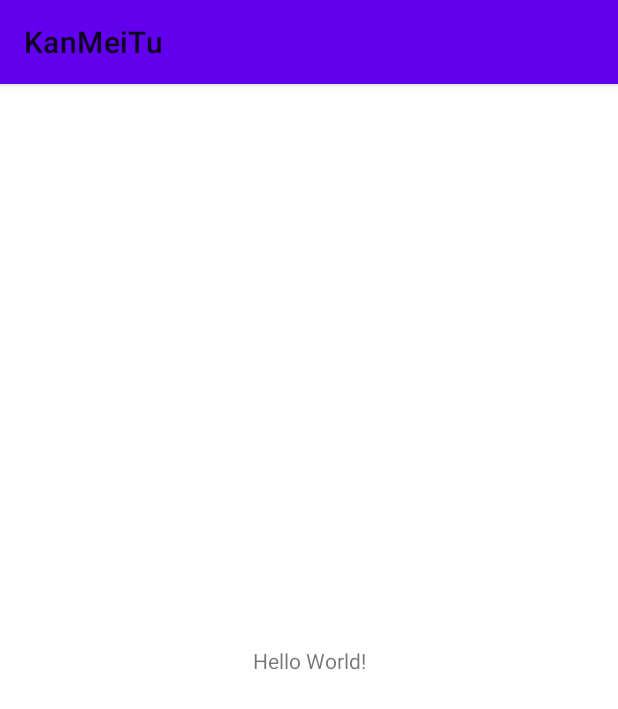
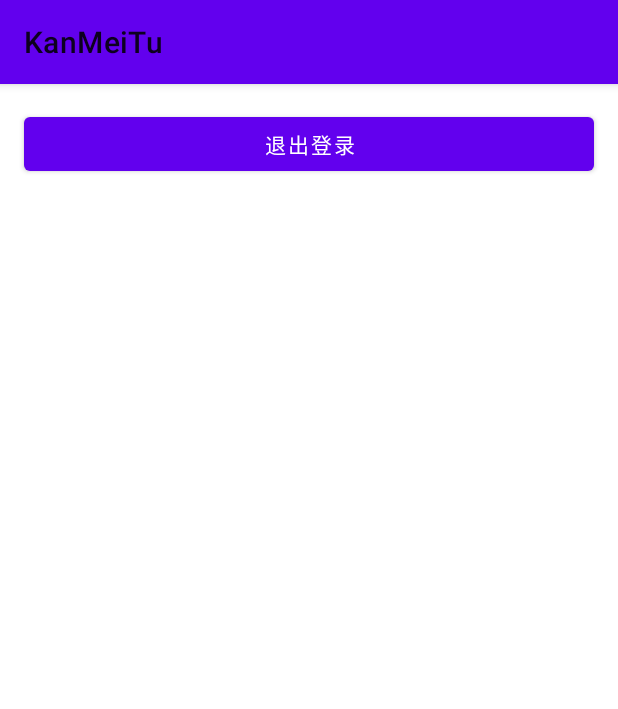
Before and after one commit to ixuea-study/QuickAndroidCourse3, an Android app: the MainActivity screen opened directly, with no data from a screen before it, on a phone screen of 412 x 824 dp. Shown: the top 709 px of the screen. Run offline under Robolectric (Android 15) with nearby library versions, the phone set to English and light mode, and no system bars.

Commit message:
6834 Add logout.

```diff
--- a/code/video/KanMeiTu/app/src/main/java/com/ixuea/courses/kanmeitu/MainActivity.java
+++ b/code/video/KanMeiTu/app/src/main/java/com/ixuea/courses/kanmeitu/MainActivity.java
@@ -2,13 +2,39 @@ package com.ixuea.courses.kanmeitu;
 
 import androidx.appcompat.app.AppCompatActivity;
 
+import android.content.Intent;
 import android.os.Bundle;
+import android.view.View;
+
+import com.ixuea.courses.kanmeitu.activity.LoginActivity;
+import com.ixuea.courses.kanmeitu.util.PreferencesUtil;
 
 public class MainActivity extends AppCompatActivity {
+
+    private PreferencesUtil sp;
 
     @Override
     protected void onCreate(Bundle savedInstanceState) {
         super.onCreate(savedInstanceState);
         setContentView(R.layout.activity_main);
+
+        sp = PreferencesUtil.getInstance(this);
+
+        //退出登录
+        findViewById(R.id.primary).setOnClickListener(new View.OnClickListener() {
+            @Override
+            public void onClick(View v) {
+                //清除登录标记
+                sp.setLogin(false);
+
+                //退出后，跳转到登录界面
+                //当然大家可以根据业务逻辑调整
+                Intent intent = new Intent(MainActivity.this, LoginActivity.class);
+                startActivity(intent);
+
+                //关闭
+                finish();
+            }
+        });
     }
 }
--- a/code/video/KanMeiTu/app/src/main/res/layout/activity_main.xml
+++ b/code/video/KanMeiTu/app/src/main/res/layout/activity_main.xml
@@ -1,18 +1,15 @@
 <?xml version="1.0" encoding="utf-8"?>
-<androidx.constraintlayout.widget.ConstraintLayout xmlns:android="http://schemas.android.com/apk/res/android"
+<LinearLayout xmlns:android="http://schemas.android.com/apk/res/android"
     xmlns:app="http://schemas.android.com/apk/res-auto"
     xmlns:tools="http://schemas.android.com/tools"
     android:layout_width="match_parent"
     android:layout_height="match_parent"
     tools:context=".MainActivity">
 
-    <TextView
-        android:layout_width="wrap_content"
-        android:layout_height="wrap_content"
-        android:text="Hello World!"
-        app:layout_constraintBottom_toBottomOf="parent"
-        app:layout_constraintEnd_toEndOf="parent"
-        app:layout_constraintStart_toStartOf="parent"
-        app:layout_constraintTop_toTopOf="parent" />
-
-</androidx.constraintlayout.widget.ConstraintLayout>
+    <Button
+        android:layout_margin="16dp"
+        android:id="@+id/primary"
+        android:text="@string/logout"
+        android:layout_width="match_parent"
+        android:layout_height="wrap_content"/>
+</LinearLayout>
--- a/code/video/KanMeiTu/app/src/main/res/values/strings.xml
+++ b/code/video/KanMeiTu/app/src/main/res/values/strings.xml
@@ -7,4 +7,5 @@
     <string name="error_phone_format">手机号格式错误</string>
     <string name="error_password_format">密码格式错误</string>
     <string name="error_username_or_password">用户名或密码错误</string>
+    <string name="logout">退出登录</string>
 </resources>
```
